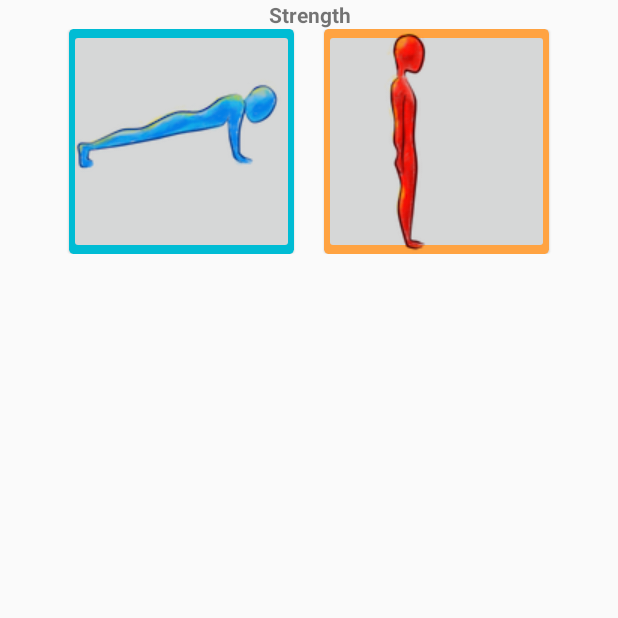
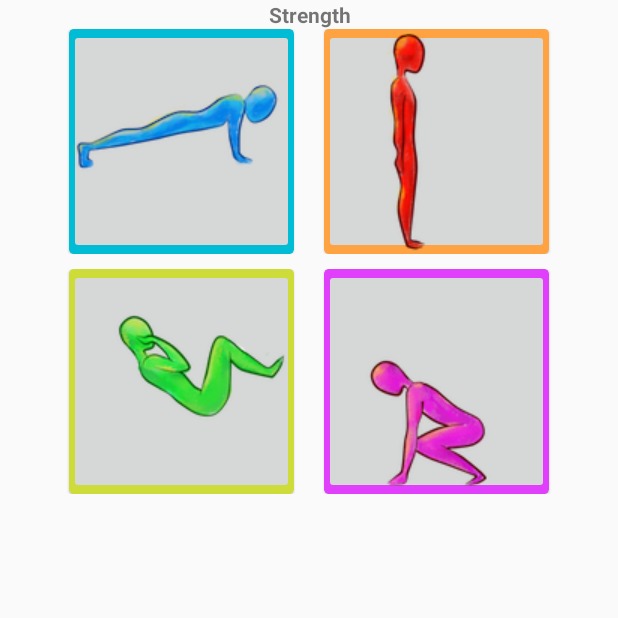
Before and after one commit to jrbrayjr2006/Fitness_Pro_Android, an Android app: the fragment StrengthExerciseFragment shown on its own in the app's theme, on a phone screen of 412 x 824 dp, the top half of it. Run offline under Robolectric (Android 15) with nearby library versions, the phone set to English and light mode, and no system bars.

Commit message:
Added two more strength exercise components and updated the gradle dependencies

```diff
--- a/app/build.gradle
+++ b/app/build.gradle
@@ -25,7 +25,7 @@ dependencies {
     compile 'com.android.support:appcompat-v7:23.2.1'
     compile 'com.android.support:design:23.2.1'
     compile 'de.hdodenhof:circleimageview:1.2.2'
-    compile 'com.android.support:recyclerview-v7:+'
-    compile 'com.android.support:cardview-v7:+'
+    compile 'com.android.support:recyclerview-v7:23.2.1'
+    compile 'com.android.support:cardview-v7:23.2.1'
     //compile 'org.springframework.android:spring-android-rest-template:2.0.0.M3'
 }
--- a/app/src/main/java/com/jaydot2/fitnessapp/basic/StrengthExerciseFragment.java
+++ b/app/src/main/java/com/jaydot2/fitnessapp/basic/StrengthExerciseFragment.java
@@ -21,9 +21,13 @@ public class StrengthExerciseFragment extends Fragment {
 
     private CardView cardViewOne;
     private CardView cardViewTwo;
+    private CardView cardViewThree;
+    private CardView cardViewFour;
     private ExerciseDialogFragment exerciseDialog;
     private ImageButton strengthOneImageButton;
     private ImageButton strengthTwoImageButton;
+    private ImageButton strengthThreeImageButton;
+    private ImageButton strengthFourImageButton;
 
     @Override
     public void onCreate(Bundle savedInstanceState) {
@@ -52,6 +56,22 @@ public class StrengthExerciseFragment extends Fragment {
             }
         });
 
+        cardViewThree = (CardView)v.findViewById(R.id.strengthThree);
+        cardViewThree.setOnTouchListener(new View.OnTouchListener() {
+            @Override
+            public boolean onTouch(View v, MotionEvent event) {
+                return false;
+            }
+        });
+
+        cardViewFour = (CardView)v.findViewById(R.id.strengthFour);
+        cardViewFour.setOnTouchListener(new View.OnTouchListener() {
+            @Override
+            public boolean onTouch(View v, MotionEvent event) {
+                return false;
+            }
+        });
+
         strengthOneImageButton = (ImageButton)v.findViewById(R.id.strengthOneImageButton);
         strengthOneImageButton.setOnTouchListener(new View.OnTouchListener() {
             @Override
@@ -69,6 +89,22 @@ public class StrengthExerciseFragment extends Fragment {
             }
         });
 
+        strengthThreeImageButton = (ImageButton)v.findViewById(R.id.strengthThreeImageButton);
+        strengthThreeImageButton.setOnTouchListener(new View.OnTouchListener() {
+            public boolean onTouch(View v, MotionEvent event) {
+                openDialog(getResources().getString(R.string.crunch),R.drawable.crunch);
+                return false;
+            }
+        });
+
+        strengthFourImageButton = (ImageButton)v.findViewById(R.id.strengthFourImageButton);
+        strengthFourImageButton.setOnTouchListener(new View.OnTouchListener() {
+            public boolean onTouch(View v, MotionEvent event) {
+                openDialog(getResources().getString(R.string.squat_thrust),R.drawable.squat_thrust);
+                return false;
+            }
+        });
+
         return v;
     }
 
--- /dev/null
+++ b/app/src/main/res/drawable/crunch.xml
@@ -0,0 +1,9 @@
+<?xml version="1.0" encoding="utf-8"?>
+<animation-list xmlns:android="http://schemas.android.com/apk/res/android"
+    android:oneshot="false">
+    <item android:drawable="@drawable/crunch1" android:duration="200" />
+    <item android:drawable="@drawable/crunch2" android:duration="200" />
+    <item android:drawable="@drawable/crunch3" android:duration="200" />
+    <item android:drawable="@drawable/crunch2" android:duration="200" />
+    <item android:drawable="@drawable/crunch1" android:duration="200" />
+</animation-list>
--- /dev/null
+++ b/app/src/main/res/drawable/squat_thrust.xml
@@ -0,0 +1,9 @@
+<?xml version="1.0" encoding="utf-8"?>
+<animation-list xmlns:android="http://schemas.android.com/apk/res/android"
+    android:oneshot="false">
+    <item android:drawable="@drawable/squat_thrust1" android:duration="200" />
+    <item android:drawable="@drawable/squat_thrust2" android:duration="200" />
+    <item android:drawable="@drawable/squat_thrust3" android:duration="200" />
+    <item android:drawable="@drawable/squat_thrust2" android:duration="200" />
+    <item android:drawable="@drawable/squat_thrust1" android:duration="200" />
+</animation-list>
--- a/app/src/main/res/layout/fragment_strength.xml
+++ b/app/src/main/res/layout/fragment_strength.xml
@@ -66,4 +66,58 @@
 
     </LinearLayout>
 
+    <LinearLayout
+        android:layout_width="match_parent"
+        android:layout_height="wrap_content"
+        android:layout_marginTop="10dp"
+        android:gravity="center_horizontal"
+        android:orientation="horizontal">
+
+        <android.support.v7.widget.CardView
+            xmlns:card_view="http://schemas.android.com/apk/res-auto"
+            android:id="@+id/strengthThree"
+            android:layout_width="150dp"
+            android:layout_height="150dp"
+            android:layout_marginStart="10dp"
+            android:layout_marginEnd="10dp"
+            android:paddingRight="10dp"
+            android:layout_gravity="start"
+            android:background="?android:attr/selectableItemBackground"
+            card_view:cardElevation="1dp"
+            card_view:cardBackgroundColor="@color/colorAccent"
+            card_view:cardCornerRadius="3dp">
+
+            <ImageButton
+                android:id="@+id/strengthThreeImageButton"
+                android:layout_width="wrap_content"
+                android:layout_height="wrap_content"
+                android:layout_gravity="center"
+                android:src="@drawable/crunch3"/>
+
+        </android.support.v7.widget.CardView>
+
+        <android.support.v7.widget.CardView
+            xmlns:card_view="http://schemas.android.com/apk/res-auto"
+            android:id="@+id/strengthFour"
+            android:layout_width="150dp"
+            android:layout_height="150dp"
+            android:layout_gravity="end"
+            android:layout_marginEnd="10dp"
+            android:layout_marginStart="10dp"
+            android:background="?android:attr/selectableItemBackground"
+            card_view:cardElevation="1dp"
+            card_view:cardBackgroundColor="@color/light_purple"
+            card_view:cardCornerRadius="3dp">
+
+            <ImageButton
+                android:id="@+id/strengthFourImageButton"
+                android:layout_width="wrap_content"
+                android:layout_height="wrap_content"
+                android:layout_gravity="center"
+                android:src="@drawable/squat_thrust2"/>
+
+        </android.support.v7.widget.CardView>
+
+    </LinearLayout>
+
 </LinearLayout>
--- a/app/src/main/res/values/colors.xml
+++ b/app/src/main/res/values/colors.xml
@@ -13,4 +13,7 @@
     <color name="fitnessGreen">#68FFBF</color>
     <color name="fitnessOrange">#FFA342</color>
     <color name="grey">#CCCCCC</color>
+    <color name="dark_pink">#C2185B</color>
+    <color name="pink">#E91E63</color>
+    <color name="light_purple">#E040FB</color>
 </resources>
--- a/app/src/main/res/values/strings.xml
+++ b/app/src/main/res/values/strings.xml
@@ -36,6 +36,8 @@
 
     <string name="pushups">Pushups</string>
     <string name="squats">Squats</string>
+    <string name="crunch">Crunch</string>
+    <string name="squat_thrust">Squat Thrust</string>
 
     <string-array name="fitness_goals_array">
         <item>Weight Loss</item>
```
Also changed, not shown: app/src/main/res/drawable/crunch1.png (added), app/src/main/res/drawable/crunch2.png (added), app/src/main/res/drawable/crunch3.png (added), app/src/main/res/drawable/squat_thrust1.png (added), app/src/main/res/drawable/squat_thrust2.png (added), app/src/main/res/drawable/squat_thrust3.png (added).
